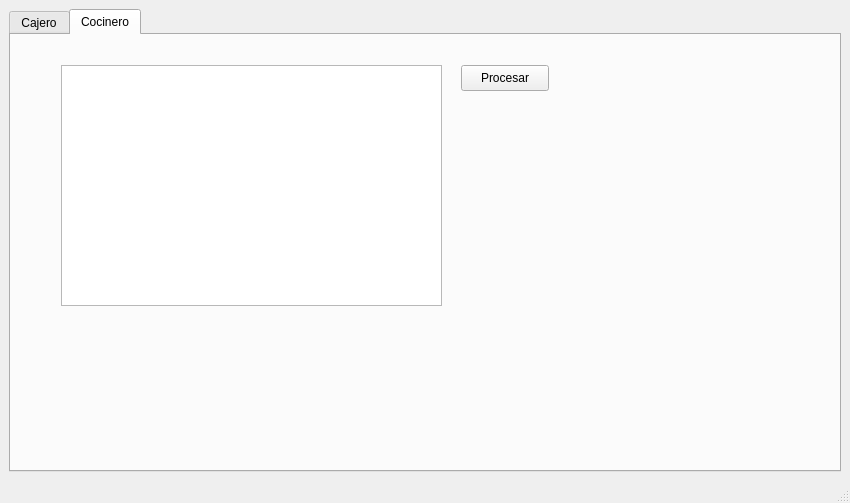
Before: the Qt Designer form ui-qt/src/mainwindow.ui in TecObjetos-2025/trabajo2, drawn with Qt 5.
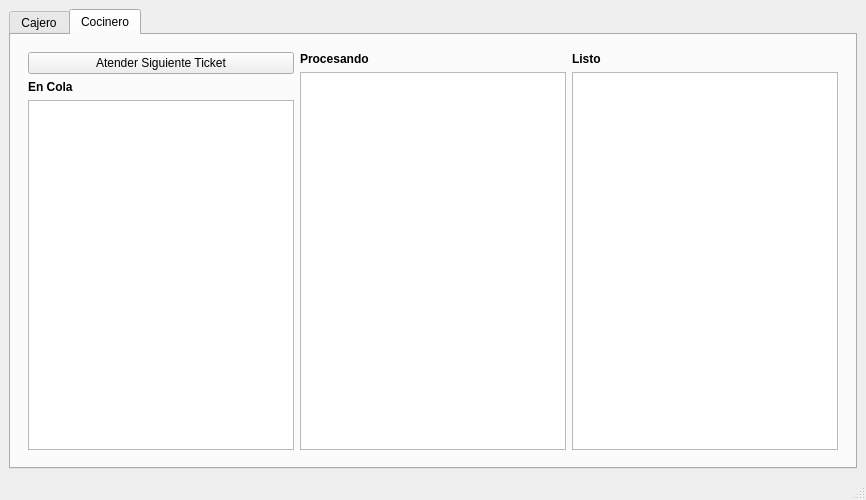
After: the same form once the commit is applied. The open tabs and pages were chosen to show the change. Icons and pictures are not drawn.

Commit message: feat: Corregir nombre del estado "En Preparacion" a "En Preparación" y actualizar pruebas y UI para reflejar cambios

```diff
--- a/ui-qt/src/mainwindow.ui
+++ b/ui-qt/src/mainwindow.ui
@@ -6,8 +6,8 @@
    <rect>
     <x>0</x>
     <y>0</y>
-    <width>850</width>
-    <height>503</height>
+    <width>866</width>
+    <height>500</height>
    </rect>
   </property>
   <property name="windowTitle">
@@ -261,29 +261,91 @@
        <attribute name="title">
         <string>Cocinero</string>
        </attribute>
-       <widget class="QListWidget" name="listaColaPedidos">
-        <property name="geometry">
-         <rect>
-          <x>50</x>
-          <y>30</y>
-          <width>381</width>
-          <height>241</height>
-         </rect>
-        </property>
-       </widget>
-       <widget class="QPushButton" name="btnProcesarSiguientePedido">
-        <property name="geometry">
-         <rect>
-          <x>450</x>
-          <y>30</y>
-          <width>88</width>
-          <height>26</height>
-         </rect>
-        </property>
-        <property name="text">
-         <string>Procesar</string>
-        </property>
-       </widget>
+       <layout class="QVBoxLayout" name="verticalLayout_2">
+        <item>
+         <layout class="QHBoxLayout" name="horizontalLayout_2">
+          <property name="leftMargin">
+           <number>8</number>
+          </property>
+          <property name="topMargin">
+           <number>8</number>
+          </property>
+          <property name="rightMargin">
+           <number>8</number>
+          </property>
+          <property name="bottomMargin">
+           <number>8</number>
+          </property>
+          <item>
+           <layout class="QVBoxLayout" name="ColaLayout">
+            <item>
+             <widget class="QPushButton" name="btnProcesarSiguientePedido">
+              <property name="text">
+               <string>Atender Siguiente Ticket</string>
+              </property>
+              <property name="icon">
+               <iconset theme="go-next"/>
+              </property>
+             </widget>
+            </item>
+            <item>
+             <widget class="QLabel" name="lblCola">
+              <property name="font">
+               <font>
+                <bold>true</bold>
+               </font>
+              </property>
+              <property name="text">
+               <string>En Cola</string>
+              </property>
+             </widget>
+            </item>
+            <item>
+             <widget class="QListWidget" name="listEnCola"/>
+            </item>
+           </layout>
+          </item>
+          <item>
+           <layout class="QVBoxLayout" name="ProcesandoLayout">
+            <item>
+             <widget class="QLabel" name="lblProcesando">
+              <property name="font">
+               <font>
+                <bold>true</bold>
+               </font>
+              </property>
+              <property name="text">
+               <string>Procesando</string>
+              </property>
+             </widget>
+            </item>
+            <item>
+             <widget class="QListWidget" name="listProcesando"/>
+            </item>
+           </layout>
+          </item>
+          <item>
+           <layout class="QVBoxLayout" name="ListoLayout">
+            <item>
+             <widget class="QLabel" name="lblListo">
+              <property name="font">
+               <font>
+                <bold>true</bold>
+               </font>
+              </property>
+              <property name="text">
+               <string>Listo</string>
+              </property>
+             </widget>
+            </item>
+            <item>
+             <widget class="QListWidget" name="listListo"/>
+            </item>
+           </layout>
+          </item>
+         </layout>
+        </item>
+       </layout>
       </widget>
      </widget>
     </item>
```
Left out of the diff: 17 changed lines with no effect on the pictures. The commit also changes 5 other files.
